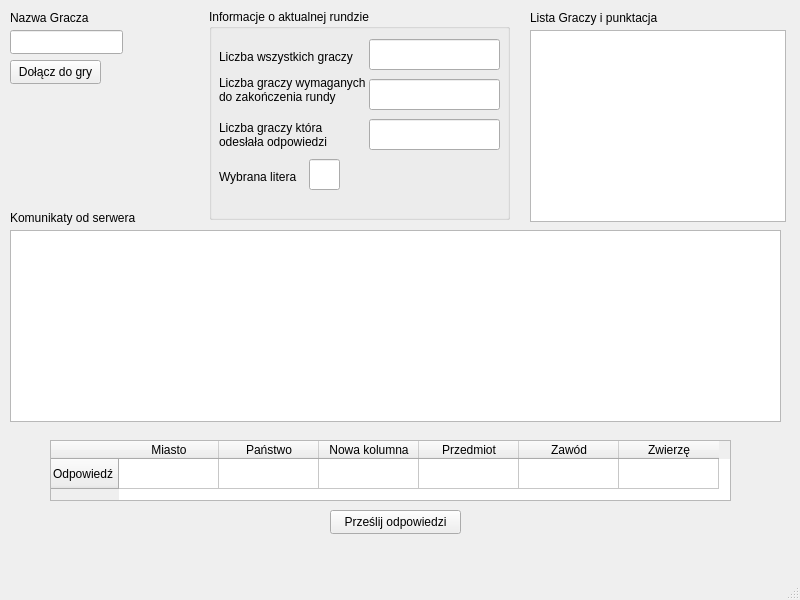
Above: Klient/Klient_gra/mainwindow.ui from Bordomir/SK2-Projekt-Gra before the change. Below: the same form after it.
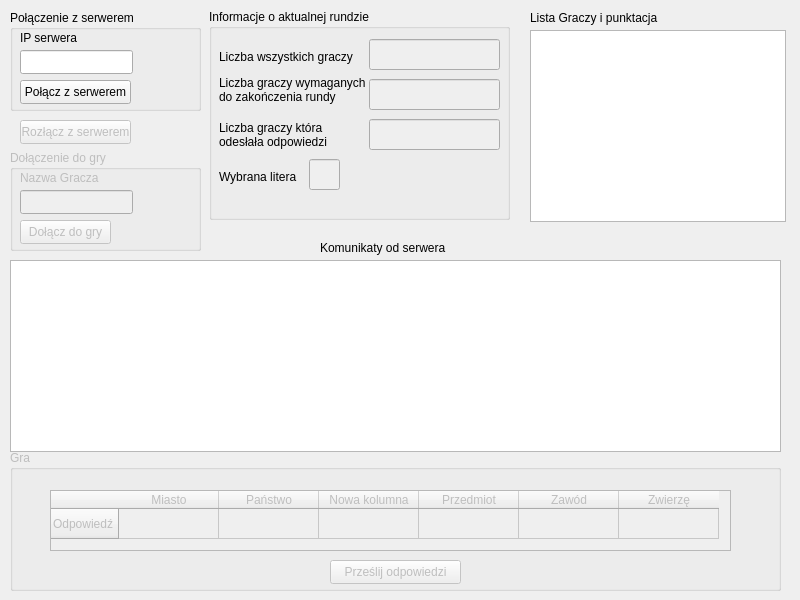
That is the form after the change.

What changed in the file:
```diff
--- a/Klient/Klient_gra/mainwindow.ui
+++ b/Klient/Klient_gra/mainwindow.ui
@@ -26,80 +26,6 @@
    <string>Gra państwa miasta</string>
   </property>
   <widget class="QWidget" name="centralwidget">
-   <widget class="QTableWidget" name="odpowiedzi">
-    <property name="geometry">
-     <rect>
-      <x>50</x>
-      <y>440</y>
-      <width>681</width>
-      <height>61</height>
-     </rect>
-    </property>
-    <property name="layoutDirection">
-     <enum>Qt::LayoutDirection::LeftToRight</enum>
-    </property>
-    <row>
-     <property name="text">
-      <string>Odpowiedź</string>
-     </property>
-    </row>
-    <column>
-     <property name="text">
-      <string>Miasto</string>
-     </property>
-    </column>
-    <column>
-     <property name="text">
-      <string>Państwo</string>
-     </property>
-    </column>
-    <column>
-     <property name="text">
-      <string>Nowa kolumna</string>
-     </property>
-    </column>
-    <column>
-     <property name="text">
-      <string>Przedmiot</string>
-     </property>
-    </column>
-    <column>
-     <property name="text">
-      <string>Zawód</string>
-     </property>
-    </column>
-    <column>
-     <property name="text">
-      <string>Zwierzę</string>
-     </property>
-    </column>
-   </widget>
-   <widget class="QPushButton" name="odpowiedz">
-    <property name="geometry">
-     <rect>
-      <x>330</x>
-      <y>510</y>
-      <width>131</width>
-      <height>24</height>
-     </rect>
-    </property>
-    <property name="text">
-     <string>Prześlij odpowiedzi</string>
-    </property>
-   </widget>
-   <widget class="QLabel" name="label">
-    <property name="geometry">
-     <rect>
-      <x>10</x>
-      <y>10</y>
-      <width>81</width>
-      <height>16</height>
-     </rect>
-    </property>
-    <property name="text">
-     <string>Nazwa Gracza</string>
-    </property>
-   </widget>
    <widget class="QLabel" name="label_2">
     <property name="geometry">
      <rect>
@@ -113,30 +39,7 @@
      <string>Lista Graczy i punktacja</string>
     </property>
    </widget>
-   <widget class="QLineEdit" name="nazwaGracza">
-    <property name="geometry">
-     <rect>
-      <x>10</x>
-      <y>30</y>
-      <width>113</width>
-      <height>24</height>
-     </rect>
-    </property>
-   </widget>
-   <widget class="QPushButton" name="start">
-    <property name="geometry">
-     <rect>
-      <x>10</x>
-      <y>60</y>
-      <width>91</width>
-      <height>24</height>
-     </rect>
-    </property>
-    <property name="text">
-     <string>Dołącz do gry</string>
-    </property>
-   </widget>
-   <widget class="QTableView" name="tabelaWynikow">
+   <widget class="QTableView" name="playerTable">
     <property name="geometry">
      <rect>
       <x>530</x>
@@ -158,7 +61,10 @@
     <property name="title">
      <string>Informacje o aktualnej rundzie</string>
     </property>
-    <widget class="QLineEdit" name="litera">
+    <widget class="QLineEdit" name="signLine">
+     <property name="enabled">
+      <bool>false</bool>
+     </property>
      <property name="geometry">
       <rect>
        <x>100</x>
@@ -167,6 +73,9 @@
        <height>31</height>
       </rect>
      </property>
+     <property name="readOnly">
+      <bool>true</bool>
+     </property>
     </widget>
     <widget class="QLabel" name="label_3">
      <property name="geometry">
@@ -194,7 +103,10 @@
       <string>Liczba wszystkich graczy</string>
      </property>
     </widget>
-    <widget class="QLineEdit" name="calkowitaLiczbaGraczy">
+    <widget class="QLineEdit" name="allPlayersLine">
+     <property name="enabled">
+      <bool>false</bool>
+     </property>
      <property name="geometry">
       <rect>
        <x>160</x>
@@ -203,8 +115,14 @@
        <height>31</height>
       </rect>
      </property>
+     <property name="readOnly">
+      <bool>true</bool>
+     </property>
     </widget>
-    <widget class="QLineEdit" name="konczoncaLiczbaGraczy">
+    <widget class="QLineEdit" name="requiredPlayersLine">
+     <property name="enabled">
+      <bool>false</bool>
+     </property>
      <property name="geometry">
       <rect>
        <x>160</x>
@@ -213,8 +131,14 @@
        <height>31</height>
       </rect>
      </property>
+     <property name="readOnly">
+      <bool>true</bool>
+     </property>
     </widget>
-    <widget class="QLineEdit" name="odeslanaLiczbaGraczy">
+    <widget class="QLineEdit" name="currentPlayersLine">
+     <property name="enabled">
+      <bool>false</bool>
+     </property>
      <property name="geometry">
       <rect>
        <x>160</x>
@@ -223,6 +147,9 @@
        <height>31</height>
       </rect>
      </property>
+     <property name="readOnly">
+      <bool>true</bool>
+     </property>
     </widget>
     <widget class="QLabel" name="label_5">
      <property name="geometry">
@@ -257,11 +184,11 @@
      </property>
     </widget>
    </widget>
-   <widget class="QTextBrowser" name="komunikaty">
+   <widget class="QTextBrowser" name="serwerMessages">
     <property name="geometry">
      <rect>
       <x>10</x>
-      <y>230</y>
+      <y>260</y>
       <width>771</width>
       <height>192</height>
      </rect>
@@ -270,8 +197,8 @@
    <widget class="QLabel" name="label_7">
     <property name="geometry">
      <rect>
-      <x>10</x>
-      <y>210</y>
+      <x>320</x>
+      <y>240</y>
       <width>171</width>
       <height>16</height>
      </rect>
@@ -280,17 +207,200 @@
      <string>Komunikaty od serwera</string>
     </property>
    </widget>
-  </widget>
-  <widget class="QStatusBar" name="statusbar"/>
-  <widget class="QMenuBar" name="menubar">
-   <property name="geometry">
-    <rect>
-     <x>0</x>
-     <y>0</y>
-     <width>800</width>
-     <height>21</height>
-    </rect>
-   </property>
+   <widget class="QPushButton" name="disconnectButton">
+    <property name="enabled">
+     <bool>false</bool>
+    </property>
+    <property name="geometry">
+     <rect>
+      <x>20</x>
+      <y>120</y>
+      <width>111</width>
+      <height>24</height>
+     </rect>
+    </property>
+    <property name="text">
+     <string>Rozłącz z serwerem</string>
+    </property>
+   </widget>
+   <widget class="QGroupBox" name="connectBox">
+    <property name="geometry">
+     <rect>
+      <x>10</x>
+      <y>10</y>
+      <width>191</width>
+      <height>101</height>
+     </rect>
+    </property>
+    <property name="title">
+     <string>Połączenie z serwerem</string>
+    </property>
+    <widget class="QLabel" name="label_8">
+     <property name="geometry">
+      <rect>
+       <x>10</x>
+       <y>20</y>
+       <width>81</width>
+       <height>16</height>
+      </rect>
+     </property>
+     <property name="text">
+      <string>IP serwera</string>
+     </property>
+    </widget>
+    <widget class="QLineEdit" name="serwerIP">
+     <property name="geometry">
+      <rect>
+       <x>10</x>
+       <y>40</y>
+       <width>113</width>
+       <height>24</height>
+      </rect>
+     </property>
+    </widget>
+    <widget class="QPushButton" name="connectButton">
+     <property name="geometry">
+      <rect>
+       <x>10</x>
+       <y>70</y>
+       <width>111</width>
+       <height>24</height>
+      </rect>
+     </property>
+     <property name="text">
+      <string>Połącz z serwerem</string>
+     </property>
+    </widget>
+   </widget>
+   <widget class="QGroupBox" name="joinBox">
+    <property name="enabled">
+     <bool>false</bool>
+    </property>
+    <property name="geometry">
+     <rect>
+      <x>10</x>
+      <y>150</y>
+      <width>191</width>
+      <height>101</height>
+     </rect>
+    </property>
+    <property name="title">
+     <string>Dołączenie do gry</string>
+    </property>
+    <widget class="QPushButton" name="joinButton">
+     <property name="geometry">
+      <rect>
+       <x>10</x>
+       <y>70</y>
+       <width>91</width>
+       <height>24</height>
+      </rect>
+     </property>
+     <property name="text">
+      <string>Dołącz do gry</string>
+     </property>
+    </widget>
+    <widget class="QLineEdit" name="playerName">
+     <property name="geometry">
+      <rect>
+       <x>10</x>
+       <y>40</y>
+       <width>113</width>
+       <height>24</height>
+      </rect>
+     </property>
+    </widget>
+    <widget class="QLabel" name="label">
+     <property name="geometry">
+      <rect>
+       <x>10</x>
+       <y>20</y>
+       <width>81</width>
+       <height>16</height>
+      </rect>
+     </property>
+     <property name="text">
+      <string>Nazwa Gracza</string>
+     </property>
+    </widget>
+   </widget>
+   <widget class="QGroupBox" name="gameBox">
+    <property name="enabled">
+     <bool>false</bool>
+    </property>
+    <property name="geometry">
+     <rect>
+      <x>10</x>
+      <y>450</y>
+      <width>771</width>
+      <height>141</height>
+     </rect>
+    </property>
+    <property name="title">
+     <string>Gra</string>
+    </property>
+    <widget class="QPushButton" name="sendButton">
+     <property name="geometry">
+      <rect>
+       <x>320</x>
+       <y>110</y>
+       <width>131</width>
+       <height>24</height>
+      </rect>
+     </property>
+     <property name="text">
+      <string>Prześlij odpowiedzi</string>
+     </property>
+    </widget>
+    <widget class="QTableWidget" name="playerAnswersTable">
+     <property name="geometry">
+      <rect>
+       <x>40</x>
+       <y>40</y>
+       <width>681</width>
+       <height>61</height>
+      </rect>
+     </property>
+     <property name="layoutDirection">
+      <enum>Qt::LayoutDirection::LeftToRight</enum>
+     </property>
+     <row>
+      <property name="text">
+       <string>Odpowiedź</string>
+      </property>
+     </row>
+     <column>
+      <property name="text">
+       <string>Miasto</string>
+      </property>
+     </column>
+     <column>
+      <property name="text">
+       <string>Państwo</string>
+      </property>
+     </column>
+     <column>
+      <property name="text">
+       <string>Nowa kolumna</string>
+      </property>
+     </column>
+     <column>
+      <property name="text">
+       <string>Przedmiot</string>
+      </property>
+     </column>
+     <column>
+      <property name="text">
+       <string>Zawód</string>
+      </property>
+     </column>
+     <column>
+      <property name="text">
+       <string>Zwierzę</string>
+      </property>
+     </column>
+    </widget>
+   </widget>
   </widget>
  </widget>
  <resources/>
```
